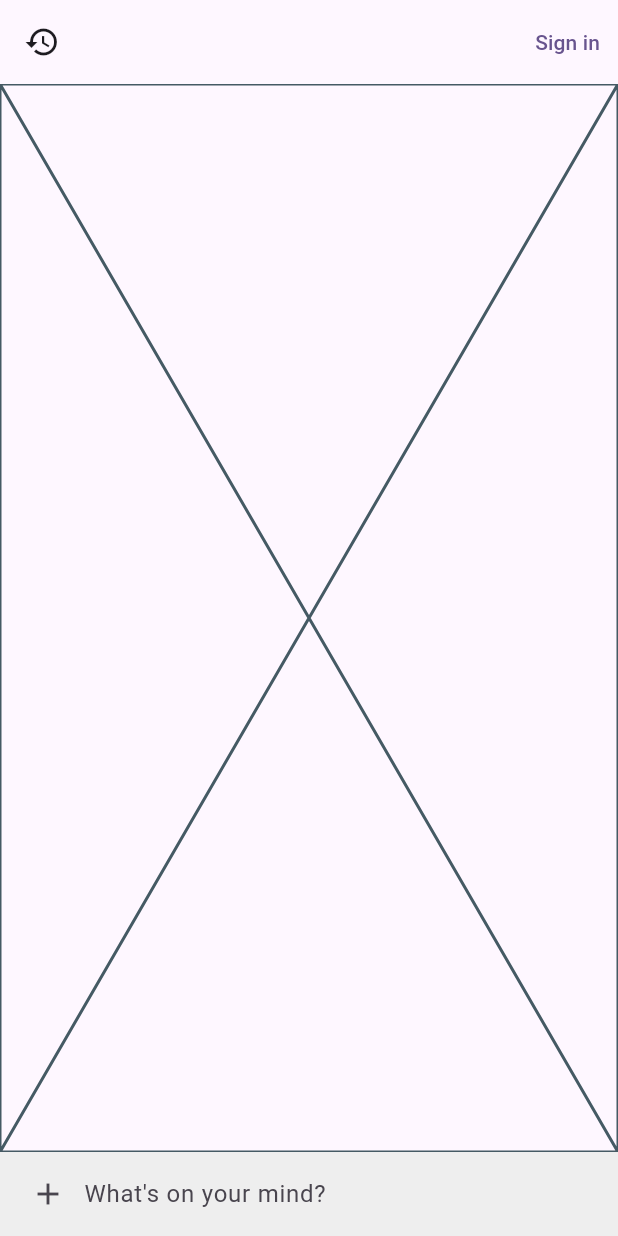
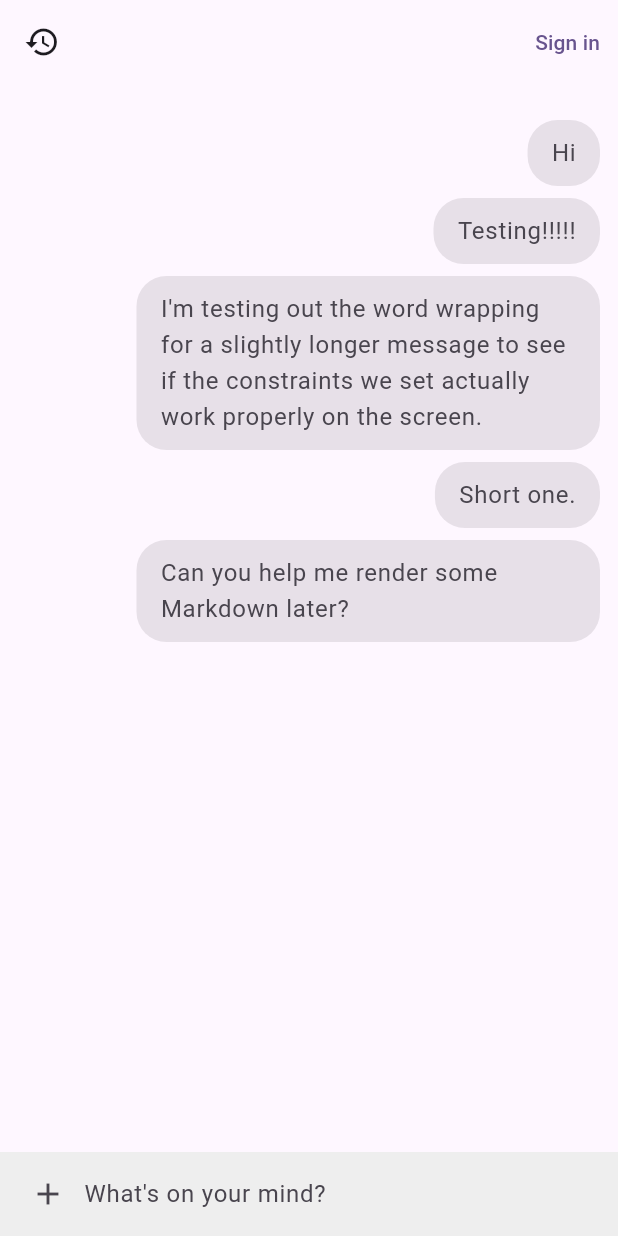
Before and after one commit to leonCTL12/AI-Companion-ChatApp, a Flutter app: the screen it shows after launch, on a phone screen of 412 x 824 dp. Run offline on Flutter 3.47's test engine with Material 3 defaults, Android fonts, the phone set to English and light mode, and no system bars; our stand-ins replace flutter_riverpod.

Commit message:
feat: user chat message bubble UI

```diff
--- a/lib/features/chat/presentations/chat_page.dart
+++ b/lib/features/chat/presentations/chat_page.dart
@@ -1,4 +1,5 @@
 import 'package:flutter/material.dart';
+import 'package:llm_chatbot/features/chat/presentations/widgets/chat_area.dart';
 import 'package:llm_chatbot/features/chat/presentations/widgets/chat_input_field.dart';
 
 import 'widgets/app_bar.dart';
@@ -12,7 +13,7 @@ class ChatPage extends StatelessWidget {
       appBar: ChatAppBar(),
       body: Column(
         children: [
-          Expanded(child: Placeholder()),
+          Expanded(child: ChatArea(messages: [])),
           ChatInputField(),
         ],
       ),
--- /dev/null
+++ b/lib/features/chat/presentations/widgets/chat_area.dart
@@ -0,0 +1,27 @@
+import 'package:flutter/cupertino.dart';
+import 'package:llm_chatbot/features/chat/presentations/widgets/user_chat_message_bubble.dart';
+
+class ChatArea extends StatelessWidget {
+  final List<String> messages;
+
+  const ChatArea({super.key, required this.messages});
+
+  @override
+  Widget build(BuildContext context) {
+    return ListView(
+      padding: const EdgeInsets.symmetric(vertical: 20),
+      children: [
+        UserChatMessageBubble(message: "Hi"),
+        UserChatMessageBubble(message: "Testing!!!!!"),
+        UserChatMessageBubble(
+          message:
+              "I'm testing out the word wrapping for a slightly longer message to see if the constraints we set actually work properly on the screen.",
+        ),
+        UserChatMessageBubble(message: "Short one."),
+        UserChatMessageBubble(
+          message: "Can you help me render some Markdown later?",
+        ),
+      ],
+    );
+  }
+}
--- /dev/null
+++ b/lib/features/chat/presentations/widgets/user_chat_message_bubble.dart
@@ -0,0 +1,33 @@
+import 'package:flutter/material.dart';
+
+class UserChatMessageBubble extends StatelessWidget {
+  final String message;
+
+  const UserChatMessageBubble({super.key, required this.message});
+
+  @override
+  Widget build(BuildContext context) {
+    final theme = Theme.of(context);
+    final colorScheme = theme.colorScheme;
+    return Align(
+      alignment: Alignment.centerRight,
+      child: Container(
+        margin: const EdgeInsets.symmetric(horizontal: 12, vertical: 4),
+        padding: const EdgeInsets.symmetric(horizontal: 16, vertical: 10),
+        constraints: BoxConstraints(
+          maxWidth: MediaQuery.of(context).size.width * 0.75,
+        ),
+        decoration: BoxDecoration(
+          color: colorScheme.surfaceContainerHighest,
+          borderRadius: BorderRadius.circular(20),
+        ),
+        child: Text(
+          message,
+          style: theme.textTheme.bodyLarge?.copyWith(
+            color: colorScheme.onSurfaceVariant,
+          ),
+        ),
+      ),
+    );
+  }
+}
```
